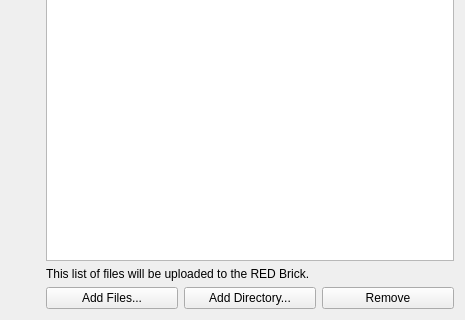
Qt form src/brickv/plugin_system/plugins/red/ui/program_page_files.ui (Tinkerforge/brickv) before a commit; both pictures show x 0 to 465 and y 181 to 501 of the 465 by 501 pixel window.
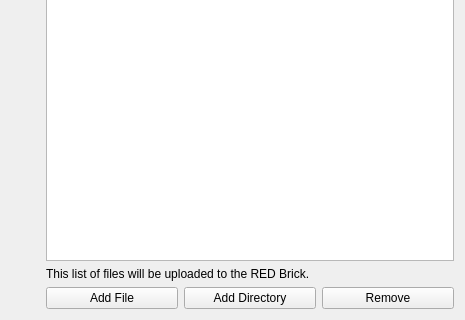
The same form after that commit.

Patch:
```diff
--- a/src/brickv/plugin_system/plugins/red/ui/program_page_files.ui
+++ b/src/brickv/plugin_system/plugins/red/ui/program_page_files.ui
@@ -32,7 +32,7 @@
      <item row="2" column="1">
       <widget class="QPushButton" name="button_add_files">
        <property name="text">
-        <string>Add Files...</string>
+        <string>Add File</string>
        </property>
       </widget>
      </item>
@@ -59,7 +59,7 @@
      <item row="2" column="2">
       <widget class="QPushButton" name="button_add_directory">
        <property name="text">
-        <string>Add Directory...</string>
+        <string>Add Directory</string>
        </property>
       </widget>
      </item>
```
